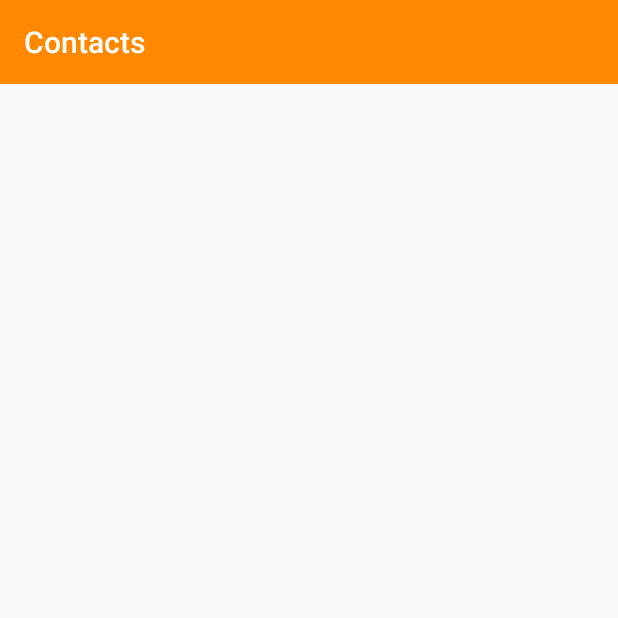
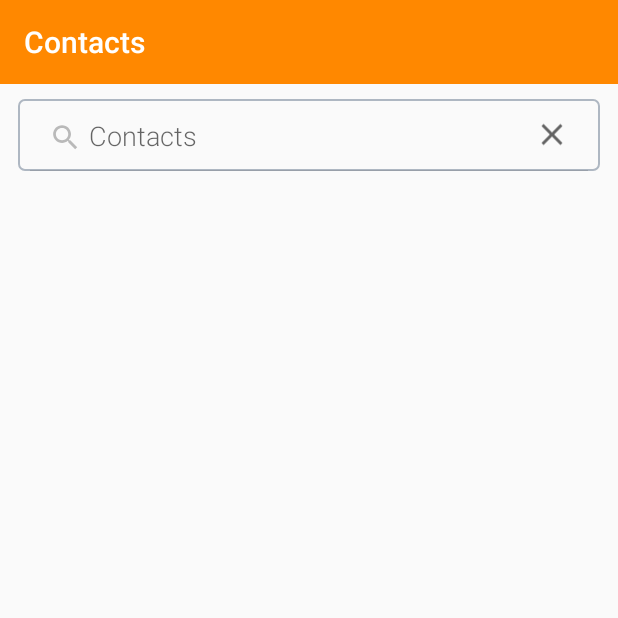
Before and after one commit to philiWeitz/simple-rest-client, an Android app: the screen it shows after launch (UserDataActivity), on a phone screen of 412 x 824 dp, the top half of it. Run offline under Robolectric (Android 15) with nearby library versions, the phone set to English and light mode, and no system bars.

Commit message:
added search bar for user data list + UI test

```diff
--- a/app/src/main/java/futurice/org/restfulmobileclient/activity/UserDataActivity.java
+++ b/app/src/main/java/futurice/org/restfulmobileclient/activity/UserDataActivity.java
@@ -1,5 +1,6 @@
 package futurice.org.restfulmobileclient.activity;
 
+import android.content.Context;
 import android.os.Bundle;
 import android.support.v4.content.ContextCompat;
 import android.support.v7.app.AppCompatActivity;
@@ -7,7 +8,9 @@ import android.support.v7.widget.LinearLayoutManager;
 import android.support.v7.widget.RecyclerView;
 import android.support.v7.widget.Toolbar;
 import android.view.View;
+import android.view.inputmethod.InputMethodManager;
 import android.widget.ProgressBar;
+import android.widget.SearchView;
 
 import java.util.Collections;
 import java.util.List;
@@ -31,6 +34,8 @@ public class UserDataActivity extends AppCompatActivity {
     // is shown while the user data is loading
     private ProgressBar mProgressBar;
 
+    private SearchView mSearchView;
+
 
     @Override
     protected void onCreate(Bundle savedInstanceState) {
@@ -46,12 +51,19 @@ public class UserDataActivity extends AppCompatActivity {
         // set new toolbar
         final Toolbar toolbar = (Toolbar) findViewById(R.id.toolbar);
         toolbar.setTitle(R.string.app_toolbar_title);
-
         // set the color programmatically (XML tag only supported API >= 23)
         toolbar.setTitleTextColor(ContextCompat.getColor(this, R.color.colorWhite));
         setSupportActionBar(toolbar);
         // set back click listener (toolbar needs to be set first!!)
         toolbar.setNavigationOnClickListener(mOnToolbarClick);
+
+        // setup the search
+        mSearchView = (SearchView) findViewById(R.id.searchView);
+        // set the search filter
+        mSearchView.setOnQueryTextListener(mOnSearchListener);
+        // expand the search view to make it everywhere clickable
+        mSearchView.setIconified(false);
+        mSearchView.clearFocus();
 
         // get the UI elements
         final RecyclerView userListView = (RecyclerView) findViewById(R.id.activity_user_data_user_list);
@@ -71,6 +83,9 @@ public class UserDataActivity extends AppCompatActivity {
     public void showUserDetailsFragment(UserDataModel userData) {
         final UserDetailsFragment userDetailsFragment = new UserDetailsFragment();
 
+        // hide the search view
+        hideSearchSoftKeyboard();
+
         // pass the user data to the fragment
         final Bundle args = new Bundle();
         args.putSerializable(UserDetailsFragment.ARG_USER_DATA, userData);
@@ -86,6 +101,9 @@ public class UserDataActivity extends AppCompatActivity {
 
     // shows the no network connection fragment
     private void showNoNetworkConnectionFragment() {
+        // hide the search view
+        hideSearchSoftKeyboard();
+
         final NoNetworkConnectionFragment noNetworkFragment =
                 new NoNetworkConnectionFragment();
 
@@ -148,11 +166,35 @@ public class UserDataActivity extends AppCompatActivity {
         });
     }
 
+
     private View.OnClickListener mOnToolbarClick = new View.OnClickListener() {
         @Override
         public void onClick(View view) {
-            // go back -> only visible if fragments are open
+            // go back -> should only be visible if fragments are open
             onBackPressed();
         }
     };
+
+
+    private SearchView.OnQueryTextListener mOnSearchListener = new SearchView.OnQueryTextListener() {
+        @Override
+        public boolean onQueryTextSubmit(String query) {
+            return false;
+        }
+
+        @Override
+        public boolean onQueryTextChange(String newText) {
+            mUserDataListAdapter.getFilter().filter(newText);
+            return false;
+        }
+    };
+
+
+    private void hideSearchSoftKeyboard() {
+        mSearchView.clearFocus();
+
+        InputMethodManager inputManager =
+                (InputMethodManager)getSystemService(Context.INPUT_METHOD_SERVICE);
+        inputManager.hideSoftInputFromWindow(getCurrentFocus().getWindowToken(), 0);
+    }
 }
--- a/app/src/main/java/futurice/org/restfulmobileclient/ui/UserListRecyclerViewAdapter.java
+++ b/app/src/main/java/futurice/org/restfulmobileclient/ui/UserListRecyclerViewAdapter.java
@@ -6,6 +6,8 @@ import android.databinding.ViewDataBinding;
 import android.support.v7.widget.RecyclerView;
 import android.view.LayoutInflater;
 import android.view.ViewGroup;
+import android.widget.Filter;
+import android.widget.Filterable;
 
 import java.util.ArrayList;
 import java.util.Collections;
@@ -16,12 +18,15 @@ import futurice.org.restfulmobileclient.activity.UserDataActivity;
 import futurice.org.restfulmobileclient.model.UserDataModel;
 
 
-public class UserListRecyclerViewAdapter extends RecyclerView.Adapter<UserDataRecyclerViewHolder> {
+public class UserListRecyclerViewAdapter extends
+        RecyclerView.Adapter<UserDataRecyclerViewHolder> implements Filterable {
 
     // reference to the parent activity to show user data details
     private UserDataActivity mActivity;
     // holds all user data items
     private List<UserDataModel> mUserDataList = new ArrayList<>();
+    // holds all the filtered results
+    private List<UserDataModel> mUserDataListFiltered = new ArrayList<>();
 
 
     public UserListRecyclerViewAdapter(UserDataActivity activity) {
@@ -47,6 +52,8 @@ public class UserListRecyclerViewAdapter extends RecyclerView.Adapter<UserDataRe
             mUserDataList = Collections.emptyList();
         }
 
+        mUserDataListFiltered = mUserDataList;
+
         // update the recycler view
         notifyDataSetChanged();
     }
@@ -68,14 +75,52 @@ public class UserListRecyclerViewAdapter extends RecyclerView.Adapter<UserDataRe
 
     @Override
     public void onBindViewHolder(UserDataRecyclerViewHolder holder, int position) {
-        if(mUserDataList.size() > position) {
-            holder.setUserData(mUserDataList.get(position));
+        if(mUserDataListFiltered.size() > position) {
+            holder.setUserData(mUserDataListFiltered.get(position));
         }
     }
 
 
     @Override
     public int getItemCount() {
-        return mUserDataList.size();
+        return mUserDataListFiltered.size();
     }
+
+
+    @Override
+    public Filter getFilter() {
+        return mUserDataResultsFilter;
+    }
+
+
+    private Filter mUserDataResultsFilter = new Filter() {
+        @Override
+        protected FilterResults performFiltering(CharSequence charSequence) {
+            FilterResults results = new FilterResults();
+
+            if (charSequence == null || charSequence.length() == 0) {
+                results.values = mUserDataList;
+                results.count = mUserDataList.size();
+            } else {
+                List<UserDataModel> filteredList = new ArrayList<>();
+
+                for (UserDataModel userData : mUserDataList) {
+                    if (userData.getName().toUpperCase().contains(charSequence.toString().toUpperCase())) {
+                        filteredList.add(userData);
+                    }
+                }
+
+                results.values = filteredList;
+                results.count = filteredList.size();
+            }
+
+            return results;
+        }
+
+        @Override
+        protected void publishResults(CharSequence constraint, FilterResults results) {
+            mUserDataListFiltered = (List<UserDataModel>) results.values;
+            UserListRecyclerViewAdapter.this.notifyDataSetChanged();
+        }
+    };
 }
--- /dev/null
+++ b/app/src/main/res/drawable/search_view_style.xml
@@ -0,0 +1,16 @@
+<?xml version="1.0" encoding="utf-8"?>
+<layer-list xmlns:android="http://schemas.android.com/apk/res/android" >
+
+    <item>
+
+        <shape android:shape="rectangle" >
+            <solid android:color="@android:color/transparent" />
+            <corners
+                android:radius="4dp" />
+            <stroke
+                android:width="1dp"
+                android:color="@color/colorPrimary" />
+        </shape>
+    </item>
+
+</layer-list>
--- a/app/src/main/res/layout/activity_user_data.xml
+++ b/app/src/main/res/layout/activity_user_data.xml
@@ -9,8 +9,24 @@
     <include layout="@layout/layout_tool_bar" />
 
     <FrameLayout
+        android:id="@+id/activity_user_data_fragment_container"
         android:layout_width="match_parent"
         android:layout_height="match_parent">
+
+        <LinearLayout
+            android:layout_width="match_parent"
+            android:layout_height="match_parent"
+            android:orientation="vertical">
+
+            <include layout="@layout/layout_search_view"/>
+
+            <android.support.v7.widget.RecyclerView
+                android:id="@+id/activity_user_data_user_list"
+                android:layout_width="match_parent"
+                android:layout_height="match_parent"
+                android:scrollbars="vertical" />
+
+        </LinearLayout>
 
         <ProgressBar
             android:id="@+id/activity_user_data_loading"
@@ -19,17 +35,6 @@
             android:layout_height="wrap_content"
             android:layout_gravity="center" />
 
-        <android.support.v7.widget.RecyclerView
-            android:id="@+id/activity_user_data_user_list"
-            android:layout_width="match_parent"
-            android:layout_height="match_parent"
-            android:scrollbars="vertical" />
-
-        <FrameLayout
-            android:id="@+id/activity_user_data_fragment_container"
-            android:layout_width="match_parent"
-            android:layout_height="match_parent" />
-
     </FrameLayout>
 
 </LinearLayout>
--- /dev/null
+++ b/app/src/main/res/layout/layout_search_view.xml
@@ -0,0 +1,12 @@
+<SearchView xmlns:android="http://schemas.android.com/apk/res/android"
+    android:id="@+id/searchView"
+    android:layout_width="match_parent"
+    android:layout_height="wrap_content"
+    android:layout_centerHorizontal="true"
+    android:layout_marginBottom="@dimen/list_item_margin_top_bottom"
+    android:layout_marginLeft="@dimen/list_item_margin_left_right"
+    android:layout_marginRight="@dimen/list_item_margin_left_right"
+    android:layout_marginTop="@dimen/list_item_margin_top_bottom"
+    android:background="@drawable/search_view_style"
+    android:iconifiedByDefault="true"
+    android:queryHint="@string/app_toolbar_title" />
--- a/app/src/main/res/values/strings.xml
+++ b/app/src/main/res/values/strings.xml
@@ -1,6 +1,8 @@
 <resources>
     <string name="app_name">Restful Mobile Client</string>
     <string name="app_toolbar_title">Contacts</string>
+
+    <string name="search_bar_hint">Search...</string>
 
     <!-- Buttons -->
     <string name="button_ok">OK</string>
```
Also changed, not shown: 2 other files.
